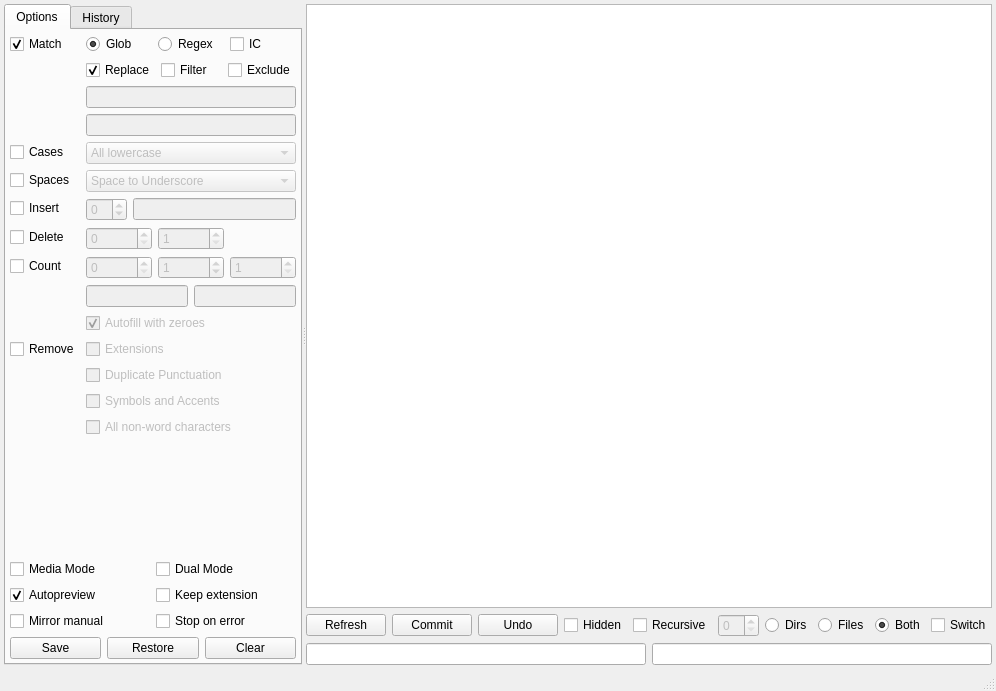
Old version of the form demimove/data/gui.ui in the repository gmdfalk/demimove.
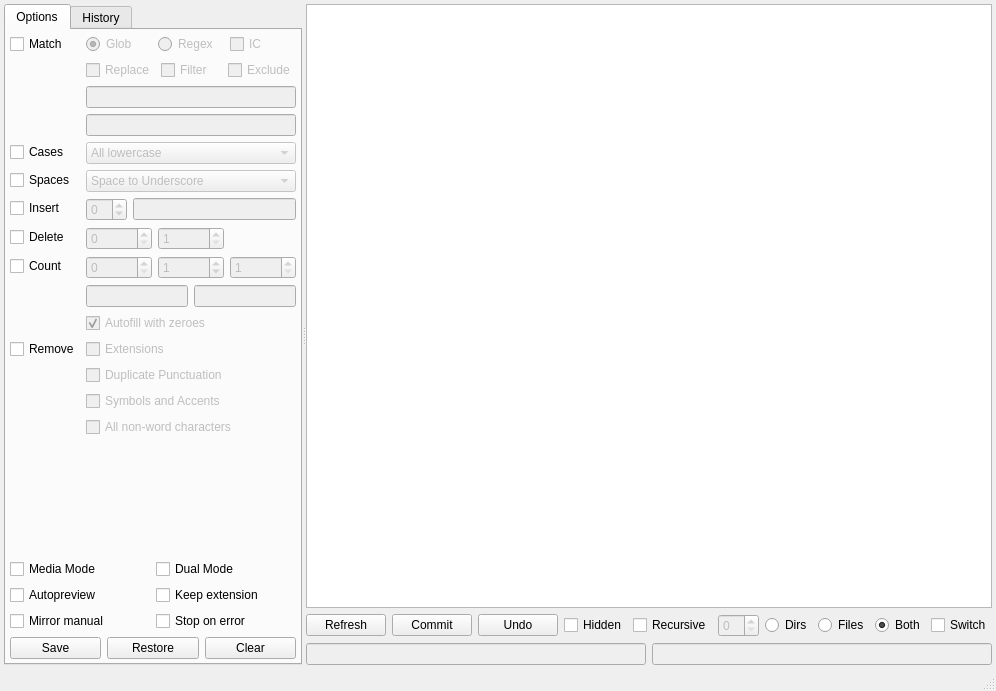
New version of the form.

What changed in the file:
```diff
--- a/demimove/data/gui.ui
+++ b/demimove/data/gui.ui
@@ -56,15 +56,15 @@
                <property name="text">
                 <string>Match</string>
                </property>
-               <property name="checked">
-                <bool>true</bool>
-               </property>
               </widget>
              </item>
              <item row="0" column="1">
               <layout class="QHBoxLayout" name="matchradios">
                <item>
                 <widget class="QRadioButton" name="globradio">
+                 <property name="enabled">
+                  <bool>false</bool>
+                 </property>
                  <property name="toolTip">
                   <string>&lt;html&gt;&lt;head/&gt;&lt;body&gt;&lt;p&gt;&lt;span style=&quot; font-weight:600;&quot;&gt;Globbing&lt;/span&gt;&lt;/p&gt;&lt;p&gt;Use globbing instead of regular expressions for pattern matching.&lt;/p&gt;&lt;/body&gt;&lt;/html&gt;</string>
                  </property>
@@ -78,6 +78,9 @@
                </item>
                <item>
                 <widget class="QRadioButton" name="regexradio">
+                 <property name="enabled">
+                  <bool>false</bool>
+                 </property>
                  <property name="toolTip">
                   <string>&lt;html&gt;&lt;head/&gt;&lt;body&gt;&lt;p&gt;&lt;span style=&quot; font-weight:600;&quot;&gt;Regular Expressions&lt;/span&gt;&lt;/p&gt;&lt;p&gt;Use regular expressions for pattern matching.&lt;/p&gt;&lt;/body&gt;&lt;/html&gt;</string>
                  </property>
@@ -89,7 +92,7 @@
                <item>
                 <widget class="QCheckBox" name="matchignorecase">
                  <property name="enabled">
-                  <bool>true</bool>
+                  <bool>false</bool>
                  </property>
                  <property name="toolTip">
                   <string>&lt;html&gt;&lt;head/&gt;&lt;body&gt;&lt;p&gt;&lt;span style=&quot; font-weight:600;&quot;&gt;Ignore case&lt;/span&gt;&lt;/p&gt;&lt;p&gt;Disables case sensitivity (regular expressions only).&lt;/p&gt;&lt;/body&gt;&lt;/html&gt;</string>
@@ -105,6 +108,9 @@
               <layout class="QHBoxLayout" name="matchchecks">
                <item>
                 <widget class="QCheckBox" name="matchreplacecheck">
+                 <property name="enabled">
+                  <bool>false</bool>
+                 </property>
                  <property name="toolTip">
                   <string>&lt;html&gt;&lt;head/&gt;&lt;body&gt;&lt;p&gt;&lt;span style=&quot; font-weight:600;&quot;&gt;Replace&lt;/span&gt;&lt;/p&gt;&lt;p&gt;Enables replacing specific regex/glob patterns in file and directory names.&lt;/p&gt;&lt;/body&gt;&lt;/html&gt;</string>
                  </property>
@@ -112,22 +118,31 @@
                   <string>Replace</string>
                  </property>
                  <property name="checked">
-                  <bool>true</bool>
+                  <bool>false</bool>
                  </property>
                 </widget>
                </item>
                <item>
                 <widget class="QCheckBox" name="matchfiltercheck">
+                 <property name="enabled">
+                  <bool>false</bool>
+                 </property>
                  <property name="toolTip">
                   <string>&lt;html&gt;&lt;head/&gt;&lt;body&gt;&lt;p&gt;&lt;span style=&quot; font-weight:600;&quot;&gt;Filter&lt;/span&gt;&lt;/p&gt;&lt;p&gt;Filter the potential targets by matching them against a glob or regex pattern.&lt;/p&gt;&lt;p&gt;You can specify multiple patterns by separating them with &amp;quot;/&amp;quot;.&lt;/p&gt;&lt;p&gt;E.g. the glob &amp;quot;*.py/*.txt/*.md&amp;quot; will match all files ending with .py, .txt or .md.&lt;/p&gt;&lt;/body&gt;&lt;/html&gt;</string>
                  </property>
                  <property name="text">
                   <string>Filter</string>
                  </property>
+                 <property name="checked">
+                  <bool>false</bool>
+                 </property>
                 </widget>
                </item>
                <item>
                 <widget class="QCheckBox" name="matchexcludecheck">
+                 <property name="enabled">
+                  <bool>false</bool>
+                 </property>
                  <property name="toolTip">
                   <string>&lt;html&gt;&lt;head/&gt;&lt;body&gt;&lt;p&gt;&lt;span style=&quot; font-weight:600;&quot;&gt;Exclude&lt;/span&gt;&lt;/p&gt;&lt;p&gt;Exclude files and/or directories from all actions by matching against a regex/glob pattern.&lt;/p&gt;&lt;p&gt;You can specify multiple patterns by separating them with &amp;quot;/&amp;quot;.&lt;/p&gt;&lt;p&gt;E.g. the glob &amp;quot;*.wav/*.mp3/*.ogg&amp;quot; will exclude all files of the type wav, mp3 and ogg.&lt;/p&gt;&lt;/body&gt;&lt;/html&gt;</string>
                  </property>
@@ -519,9 +534,6 @@
              <property name="text">
               <string>Autopreview</string>
              </property>
-             <property name="checked">
-              <bool>true</bool>
-             </property>
             </widget>
            </item>
            <item row="3" column="0">
@@ -753,6 +765,9 @@
          <layout class="QHBoxLayout" name="editlayout">
           <item>
            <widget class="QLineEdit" name="matchedit">
+            <property name="enabled">
+             <bool>false</bool>
+            </property>
             <property name="toolTip">
              <string>&lt;html&gt;&lt;head/&gt;&lt;body&gt;&lt;p&gt;&lt;span style=&quot; font-weight:600;&quot;&gt;Match Pattern&lt;/span&gt;&lt;/p&gt;&lt;p&gt;Pattern to search for in all available targets.&lt;/p&gt;&lt;/body&gt;&lt;/html&gt;</string>
             </property>
@@ -760,6 +775,9 @@
           </item>
           <item>
            <widget class="QLineEdit" name="replaceedit">
+            <property name="enabled">
+             <bool>false</bool>
+            </property>
             <property name="toolTip">
              <string>&lt;html&gt;&lt;head/&gt;&lt;body&gt;&lt;p&gt;&lt;span style=&quot; font-weight:600;&quot;&gt;Replacement Pattern&lt;/span&gt;&lt;/p&gt;&lt;p&gt;The string or pattern to replace the match found with the match pattern, if any were found.&lt;/p&gt;&lt;/body&gt;&lt;/html&gt;</string>
             </property>
```
